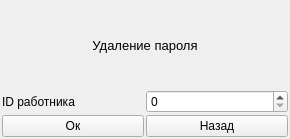
Old version of the form code/form_for_delete_password.ui in the repository Alex-Sidorov/SEFOLL.
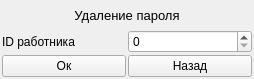
New version of the form.

What changed in the file:
```diff
--- a/code/form_for_delete_password.ui
+++ b/code/form_for_delete_password.ui
@@ -6,8 +6,8 @@
    <rect>
     <x>0</x>
     <y>0</y>
-    <width>290</width>
-    <height>139</height>
+    <width>254</width>
+    <height>79</height>
    </rect>
   </property>
   <property name="windowTitle">
```
Left out of the diff: 4 changed lines with no effect on the pictures.
